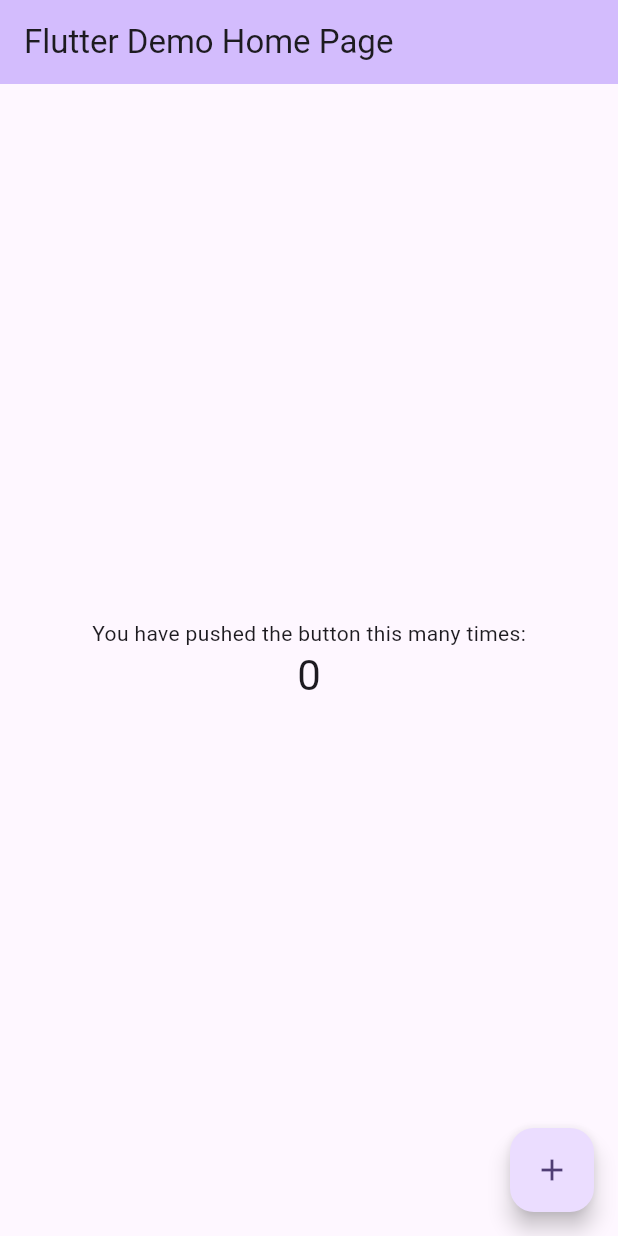
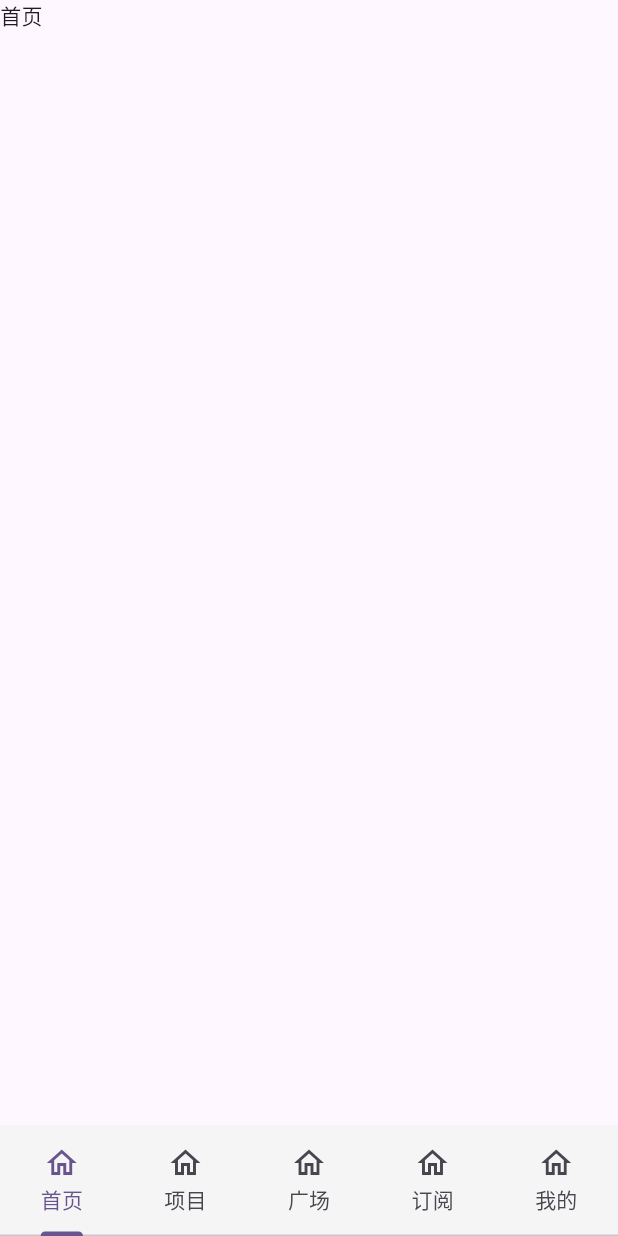
Before and after one commit to a1825506/wan_android_flutter, a Flutter app: the screen it shows after launch, on a phone screen of 412 x 824 dp. Run offline on Flutter 3.47's test engine with Material 3 defaults, Android fonts, the phone set to English and light mode, and no system bars.

Commit message:
底部导航

```diff
--- a/lib/main.dart
+++ b/lib/main.dart
@@ -1,4 +1,5 @@
 import 'package:flutter/material.dart';
+import 'package:wan_android_flutter/pages/main_page.dart';
 
 void main() {
   runApp(const MyApp());
@@ -13,113 +14,10 @@ class MyApp extends StatelessWidget {
     return MaterialApp(
       title: 'Flutter Demo',
       theme: ThemeData(
-        // This is the theme of your application.
-        //
-        // TRY THIS: Try running your application with "flutter run". You'll see
-        // the application has a purple toolbar. Then, without quitting the app,
-        // try changing the seedColor in the colorScheme below to Colors.green
-        // and then invoke "hot reload" (save your changes or press the "hot
-        // reload" button in a Flutter-supported IDE, or press "r" if you used
-        // the command line to start the app).
-        //
-        // Notice that the counter didn't reset back to zero; the application
-        // state is not lost during the reload. To reset the state, use hot
-        // restart instead.
-        //
-        // This works for code too, not just values: Most code changes can be
-        // tested with just a hot reload.
         colorScheme: ColorScheme.fromSeed(seedColor: Colors.deepPurple),
         useMaterial3: true,
       ),
-      home: const MyHomePage(title: 'Flutter Demo Home Page'),
+      home: const MainPage(title: 'Flutter Demo Home Page'),
     );
   }
 }
-
-class MyHomePage extends StatefulWidget {
-  const MyHomePage({super.key, required this.title});
-
-  // This widget is the home page of your application. It is stateful, meaning
-  // that it has a State object (defined below) that contains fields that affect
-  // how it looks.
-
-  // This class is the configuration for the state. It holds the values (in this
-  // case the title) provided by the parent (in this case the App widget) and
-  // used by the build method of the State. Fields in a Widget subclass are
-  // always marked "final".
-
-  final String title;
-
-  @override
-  State<MyHomePage> createState() => _MyHomePageState();
-}
-
-class _MyHomePageState extends State<MyHomePage> {
-  int _counter = 0;
-
-  void _incrementCounter() {
-    setState(() {
-      // This call to setState tells the Flutter framework that something has
-      // changed in this State, which causes it to rerun the build method below
-      // so that the display can reflect the updated values. If we changed
-      // _counter without calling setState(), then the build method would not be
-      // called again, and so nothing would appear to happen.
-      _counter++;
-    });
-  }
-
-  @override
-  Widget build(BuildContext context) {
-    // This method is rerun every time setState is called, for instance as done
-    // by the _incrementCounter method above.
-    //
-    // The Flutter framework has been optimized to make rerunning build methods
-    // fast, so that you can just rebuild anything that needs updating rather
-    // than having to individually change instances of widgets.
-    return Scaffold(
-      appBar: AppBar(
-        // TRY THIS: Try changing the color here to a specific color (to
-        // Colors.amber, perhaps?) and trigger a hot reload to see the AppBar
-        // change color while the other colors stay the same.
-        backgroundColor: Theme.of(context).colorScheme.inversePrimary,
-        // Here we take the value from the MyHomePage object that was created by
-        // the App.build method, and use it to set our appbar title.
-        title: Text(widget.title),
-      ),
-      body: Center(
-        // Center is a layout widget. It takes a single child and positions it
-        // in the middle of the parent.
-        child: Column(
-          // Column is also a layout widget. It takes a list of children and
-          // arranges them vertically. By default, it sizes itself to fit its
-          // children horizontally, and tries to be as tall as its parent.
-          //
-          // Column has various properties to control how it sizes itself and
-          // how it positions its children. Here we use mainAxisAlignment to
-          // center the children vertically; the main axis here is the vertical
-          // axis because Columns are vertical (the cross axis would be
-          // horizontal).
-          //
-          // TRY THIS: Invoke "debug painting" (choose the "Toggle Debug Paint"
-          // action in the IDE, or press "p" in the console), to see the
-          // wireframe for each widget.
-          mainAxisAlignment: MainAxisAlignment.center,
-          children: <Widget>[
-            const Text(
-              'You have pushed the button this many times:',
-            ),
-            Text(
-              '$_counter',
-              style: Theme.of(context).textTheme.headlineMedium,
-            ),
-          ],
-        ),
-      ),
-      floatingActionButton: FloatingActionButton(
-        onPressed: _incrementCounter,
-        tooltip: 'Increment',
-        child: const Icon(Icons.add),
-      ), // This trailing comma makes auto-formatting nicer for build methods.
-    );
-  }
-}
--- /dev/null
+++ b/lib/pages/home_page.dart
@@ -0,0 +1,15 @@
+import 'package:flutter/cupertino.dart';
+
+class HomePage extends StatefulWidget{
+  const HomePage({super.key});
+  @override
+  State<StatefulWidget> createState() => _HomeState();
+
+}
+
+class _HomeState extends State<HomePage>{
+  @override
+  Widget build(BuildContext context) {
+    return Text("首页");
+  }
+}
--- /dev/null
+++ b/lib/pages/main_page.dart
@@ -0,0 +1,90 @@
+import 'package:flutter/material.dart';
+import 'package:wan_android_flutter/pages/project_page.dart';
+import 'package:wan_android_flutter/pages/square_page.dart';
+import 'package:wan_android_flutter/pages/subscribe_page.dart';
+
+import 'account_page.dart';
+import 'home_page.dart';
+
+class MainPage extends StatefulWidget {
+  final String title;
+
+  const MainPage({super.key, required this.title});
+
+  @override
+  State<StatefulWidget> createState() => _MainPageState();
+
+}
+
+class _MainPageState extends State<MainPage>
+    with SingleTickerProviderStateMixin {
+  //底部导航控制器
+  late TabController controller;
+
+  @override
+  void initState() {
+    super.initState();
+    //初始化底部导航控制器
+    controller = TabController(length: 5, vsync: this);
+  }
+
+  @override
+  void dispose() {
+    //销毁
+    controller.dispose();
+    super.dispose();
+  }
+
+  @override
+  Widget build(BuildContext context) {
+    return myScaffold();
+  }
+
+  Scaffold myScaffold() =>
+      Scaffold(
+        bottomNavigationBar: Container(
+          color: Colors.grey[100],
+          child: TabBar(
+            controller: controller,
+            tabs: const [
+              Tab(
+                text: '首页',
+                icon: Icon(Icons.home_outlined),
+              ),
+              Tab(
+                text: '项目',
+                icon: Icon(Icons.home_outlined),
+              ),
+              Tab(
+                text: '广场',
+                icon: Icon(Icons.home_outlined),
+              ),
+              Tab(
+                text: '订阅',
+                icon: Icon(Icons.home_outlined),
+              ),
+              Tab(
+                text: '我的',
+                icon: Icon(Icons.home_outlined),
+              ),
+            ],
+          ),
+        ),
+        body: Container(
+          // TabBarView 与 TabBar 配合使用的组件，通常用于创建多个页面之间的切换效果。它使用滑动手势或点击 TabBar 来实现页面切换。
+          child: TabBarView(
+            controller: controller,
+            // 禁止滑动
+            physics: const NeverScrollableScrollPhysics(),
+            children: const [
+              HomePage(),
+              ProjectPage(),
+              SquarePage(),
+              SubscribePage(),
+              AccountPage(),
+            ],
+          ),
+        ),
+
+      );
+}
```
Also changed, not shown: lib/pages/account_page.dart (added, +15 -0 lines), lib/pages/project_page.dart (added, +15 -0 lines), lib/pages/square_page.dart (added, +15 -0 lines), lib/pages/subscribe_page.dart (added, +15 -0 lines).
